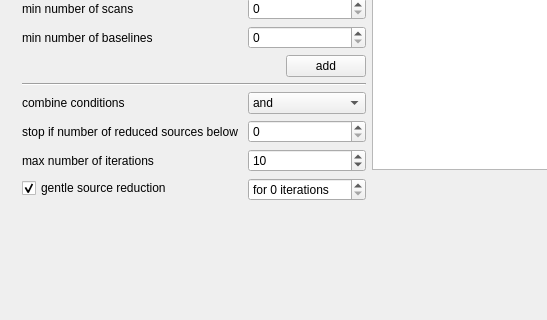
This is mainwindow.ui in TUW-VieVS/VieSchedpp as Qt 5 draws it before an edit; both pictures show x 0 to 547 and y 101 to 421 of the 1021 by 818 pixel window. The edited form follows.
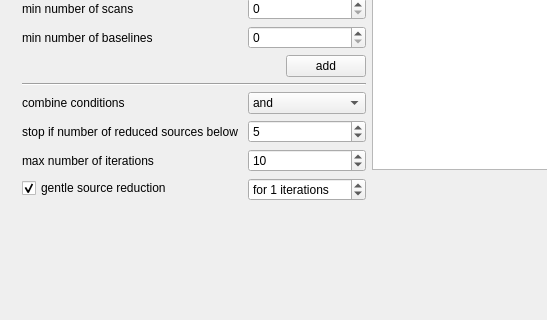
This is the edited form. The open tabs and pages were chosen to show the change. Icons and pictures are not drawn.

Commit message: new default values and changes for azel update

```diff
--- a/mainwindow.ui
+++ b/mainwindow.ui
@@ -8766,6 +8766,9 @@
               <property name="maximum">
                <number>10</number>
               </property>
+              <property name="value">
+               <number>1</number>
+              </property>
              </widget>
             </item>
             <item row="6" column="0">
@@ -8783,6 +8786,9 @@
               <property name="statusTip">
                <string>minimum number of sources for new optimization</string>
               </property>
+              <property name="value">
+               <number>5</number>
+              </property>
              </widget>
             </item>
            </layout>
```
Left out of the diff: 6 changed lines with no effect on the pictures. The commit also changes 1 other file.
